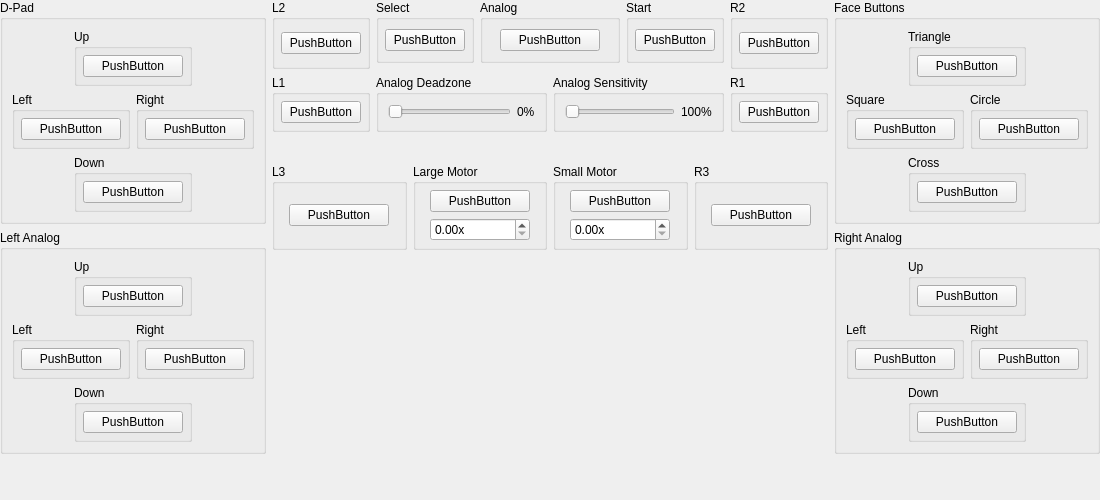
Before: the Qt Designer form pcsx2-qt/Settings/ControllerBindingWidget_DualShock2.ui in PCSX2/pcsx2, drawn with Qt 5.
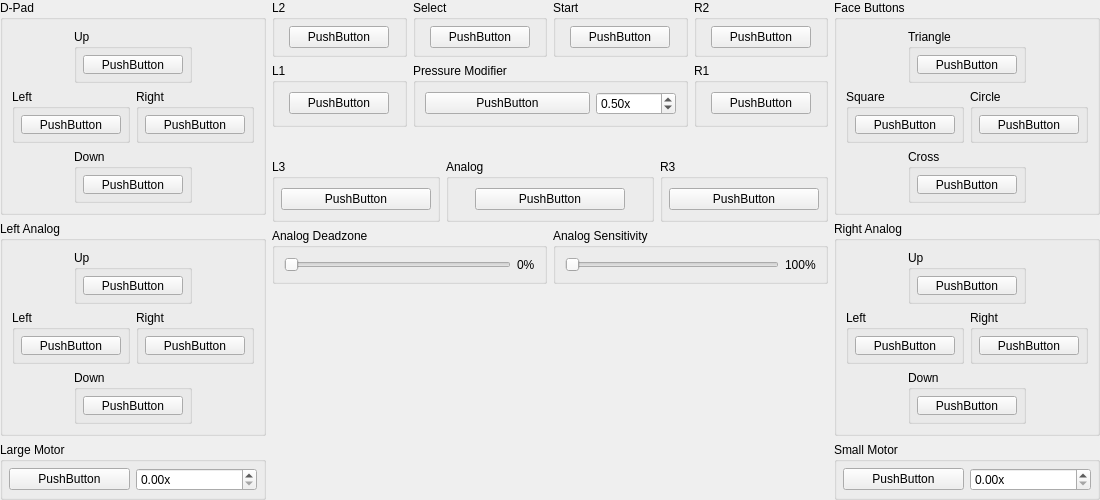
After: the same form once the commit is applied. Icons and pictures are not drawn. Custom widgets are drawn as their Qt base class.

Commit message: Qt: Add pressure modifier button for pads

```diff
--- a/pcsx2-qt/Settings/ControllerBindingWidget_DualShock2.ui
+++ b/pcsx2-qt/Settings/ControllerBindingWidget_DualShock2.ui
@@ -25,7 +25,7 @@
   <property name="windowTitle">
    <string>Form</string>
   </property>
-  <layout class="QHBoxLayout" name="horizontalLayout">
+  <layout class="QGridLayout" name="gridLayout_35">
    <property name="leftMargin">
     <number>0</number>
    </property>
@@ -38,7 +38,7 @@
    <property name="bottomMargin">
     <number>0</number>
    </property>
-   <item>
+   <item row="0" column="0" rowspan="3">
     <layout class="QVBoxLayout" name="verticalLayout_2">
      <item>
       <widget class="QGroupBox" name="groupBox">
@@ -378,6 +378,65 @@
        </layout>
       </widget>
      </item>
+     <item>
+      <widget class="QGroupBox" name="groupBox_29">
+       <property name="title">
+        <string>Large Motor</string>
+       </property>
+       <layout class="QGridLayout" name="gridLayout_30">
+        <property name="leftMargin">
+         <number>6</number>
+        </property>
+        <property name="topMargin">
+         <number>6</number>
+        </property>
+        <property name="rightMargin">
+         <number>6</number>
+        </property>
+        <property name="bottomMargin">
+         <number>6</number>
+        </property>
+        <item row="0" column="0">
+         <widget class="InputVibrationBindingWidget" name="LargeMotor">
+          <property name="minimumSize">
+           <size>
+            <width>100</width>
+            <height>0</height>
+           </size>
+          </property>
+          <property name="maximumSize">
+           <size>
+            <width>16777215</width>
+            <height>16777215</height>
+           </size>
+          </property>
+          <property name="text">
+           <string>PushButton</string>
+          </property>
+         </widget>
+        </item>
+        <item row="0" column="1">
+         <widget class="QDoubleSpinBox" name="LargeMotorScale">
+          <property name="minimumSize">
+           <size>
+            <width>80</width>
+            <height>0</height>
+           </size>
+          </property>
+          <property name="suffix">
+           <string>x</string>
+          </property>
+          <property name="maximum">
+           <double>3.000000000000000</double>
+          </property>
+          <property name="singleStep">
+           <double>0.100000000000000</double>
+          </property>
+         </widget>
+        </item>
+       </layout>
+      </widget>
+     </item>
      <item>
       <spacer name="verticalSpacer_5">
        <property name="orientation">
@@ -393,45 +452,9 @@
      </item>
     </layout>
    </item>
-   <item>
-    <layout class="QVBoxLayout" name="verticalLayout_3">
-     <item>
+   <item row="0" column="1">
       <layout class="QGridLayout" name="gridLayout_27">
-       <item row="2" column="0" rowspan="2">
-        <widget class="QGroupBox" name="groupBox_22">
-         <property name="title">
-          <string>L1</string>
-         </property>
-         <layout class="QGridLayout" name="gridLayout_22">
-          <property name="leftMargin">
-           <number>6</number>
-          </property>
-          <property name="topMargin">
-           <number>6</number>
-          </property>
-          <property name="rightMargin">
-           <number>6</number>
-          </property>
-          <property name="bottomMargin">
-           <number>6</number>
-          </property>
           <item row="0" column="0">
-           <widget class="InputBindingWidget" name="L1">
-            <property name="maximumSize">
-             <size>
-              <width>100</width>
-              <height>16777215</height>
-             </size>
-            </property>
-            <property name="text">
-             <string>PushButton</string>
-            </property>
-           </widget>
-          </item>
-         </layout>
-        </widget>
-       </item>
-       <item row="0" column="0" rowspan="2">
         <widget class="QGroupBox" name="groupBox_21">
          <property name="title">
           <string>L2</string>
@@ -465,108 +488,6 @@
          </layout>
         </widget>
        </item>
-       <item row="2" column="5" rowspan="2">
-        <widget class="QGroupBox" name="groupBox_24">
-         <property name="title">
-          <string>R1</string>
-         </property>
-         <layout class="QGridLayout" name="gridLayout_24">
-          <property name="leftMargin">
-           <number>6</number>
-          </property>
-          <property name="topMargin">
-           <number>6</number>
-          </property>
-          <property name="rightMargin">
-           <number>6</number>
-          </property>
-          <property name="bottomMargin">
-           <number>6</number>
-          </property>
-          <item row="0" column="0">
-           <widget class="InputBindingWidget" name="R1">
-            <property name="maximumSize">
-             <size>
-              <width>100</width>
-              <height>16777215</height>
-             </size>
-            </property>
-            <property name="text">
-             <string>PushButton</string>
-            </property>
-           </widget>
-          </item>
-         </layout>
-        </widget>
-       </item>
-       <item row="0" column="5" rowspan="2">
-        <widget class="QGroupBox" name="groupBox_23">
-         <property name="title">
-          <string>R2</string>
-         </property>
-         <layout class="QGridLayout" name="gridLayout_23">
-          <property name="leftMargin">
-           <number>6</number>
-          </property>
-          <property name="topMargin">
-           <number>6</number>
-          </property>
-          <property name="rightMargin">
-           <number>6</number>
-          </property>
-          <property name="bottomMargin">
-           <number>6</number>
-          </property>
-          <item row="0" column="0">
-           <widget class="InputBindingWidget" name="R2">
-            <property name="maximumSize">
-             <size>
-              <width>100</width>
-              <height>16777215</height>
-             </size>
-            </property>
-            <property name="text">
-             <string>PushButton</string>
-            </property>
-           </widget>
-          </item>
-         </layout>
-        </widget>
-       </item>
-       <item row="0" column="4">
-        <widget class="QGroupBox" name="groupBox_26">
-         <property name="title">
-          <string>Start</string>
-         </property>
-         <layout class="QGridLayout" name="gridLayout_26">
-          <property name="leftMargin">
-           <number>6</number>
-          </property>
-          <property name="topMargin">
-           <number>6</number>
-          </property>
-          <property name="rightMargin">
-           <number>6</number>
-          </property>
-          <property name="bottomMargin">
-           <number>6</number>
-          </property>
-          <item row="0" column="0">
-           <widget class="InputBindingWidget" name="Start">
-            <property name="maximumSize">
-             <size>
-              <width>100</width>
-              <height>16777215</height>
-             </size>
-            </property>
-            <property name="text">
-             <string>PushButton</string>
-            </property>
-           </widget>
-          </item>
-         </layout>
-        </widget>
-       </item>
        <item row="0" column="1">
         <widget class="QGroupBox" name="groupBox_25">
          <property name="title">
@@ -601,198 +522,12 @@
          </layout>
         </widget>
        </item>
-       <item row="0" column="2" colspan="2">
-        <widget class="QGroupBox" name="groupBox_31">
-         <property name="title">
-          <string>Analog</string>
-         </property>
-         <layout class="QGridLayout" name="gridLayout_33">
-          <item row="0" column="0">
-           <widget class="InputBindingWidget" name="Analog">
-            <property name="maximumSize">
-             <size>
-              <width>100</width>
-              <height>16777215</height>
-             </size>
-            </property>
-            <property name="text">
-             <string>PushButton</string>
-            </property>
-           </widget>
-          </item>
-         </layout>
-        </widget>
-       </item>
-       <item row="2" column="3" rowspan="2" colspan="2">
-        <widget class="QGroupBox" name="groupBox_30">
-         <property name="title">
-          <string>Analog Sensitivity</string>
-         </property>
-         <layout class="QHBoxLayout" name="horizontalLayout_2">
-          <item>
-           <widget class="QSlider" name="AxisScale">
-            <property name="maximum">
-             <number>200</number>
-            </property>
-            <property name="orientation">
-             <enum>Qt::Horizontal</enum>
-            </property>
-           </widget>
-          </item>
-          <item>
-           <widget class="QLabel" name="AxisScaleLabel">
-            <property name="text">
-             <string>100%</string>
-            </property>
-           </widget>
-          </item>
-         </layout>
-        </widget>
-       </item>
-       <item row="2" column="1" rowspan="2" colspan="2">
-        <widget class="QGroupBox" name="groupBox_33">
-         <property name="title">
-          <string>Analog Deadzone</string>
-         </property>
-         <layout class="QHBoxLayout" name="horizontalLayout_3">
-          <item>
-           <widget class="QSlider" name="Deadzone">
-            <property name="maximum">
-             <number>100</number>
-            </property>
-            <property name="orientation">
-             <enum>Qt::Horizontal</enum>
-            </property>
-           </widget>
-          </item>
-          <item>
-           <widget class="QLabel" name="DeadzoneLabel">
-            <property name="text">
-             <string>0%</string>
-            </property>
-           </widget>
-          </item>
-         </layout>
-        </widget>
-       </item>
-      </layout>
-     </item>
-     <item>
-      <layout class="QHBoxLayout" name="horizontalLayout_4">
-       <item>
-        <spacer name="horizontalSpacer">
-         <property name="orientation">
-          <enum>Qt::Horizontal</enum>
-         </property>
-         <property name="sizeHint" stdset="0">
-          <size>
-           <width>40</width>
-           <height>20</height>
-          </size>
-         </property>
-        </spacer>
-       </item>
-       <item>
-        <widget class="QLabel" name="label">
-         <property name="sizePolicy">
-          <sizepolicy hsizetype="Fixed" vsizetype="Fixed">
-           <horstretch>0</horstretch>
-           <verstretch>0</verstretch>
-          </sizepolicy>
-         </property>
-         <property name="maximumSize">
-          <size>
-           <width>400</width>
-           <height>266</height>
-          </size>
-         </property>
-         <property name="text">
-          <string/>
-         </property>
-         <property name="pixmap">
-          <pixmap resource="../resources/resources.qrc">:/images/dualshock-2.png</pixmap>
-         </property>
-         <property name="scaledContents">
-          <bool>true</bool>
-         </property>
-        </widget>
-       </item>
-       <item>
-        <spacer name="horizontalSpacer_2">
-         <property name="orientation">
-          <enum>Qt::Horizontal</enum>
-         </property>
-         <property name="sizeHint" stdset="0">
-          <size>
-           <width>40</width>
-           <height>20</height>
-          </size>
-         </property>
-        </spacer>
-       </item>
-      </layout>
-     </item>
-     <item>
-      <layout class="QGridLayout" name="gridLayout_32">
-       <item row="0" column="1">
-        <widget class="QGroupBox" name="groupBox_29">
-         <property name="title">
-          <string>Large Motor</string>
-         </property>
-         <layout class="QGridLayout" name="gridLayout_30">
-          <property name="leftMargin">
-           <number>6</number>
-          </property>
-          <property name="topMargin">
-           <number>6</number>
-          </property>
-          <property name="rightMargin">
-           <number>6</number>
-          </property>
-          <property name="bottomMargin">
-           <number>6</number>
-          </property>
-          <item row="1" column="0">
-           <widget class="QDoubleSpinBox" name="LargeMotorScale">
-            <property name="suffix">
-             <string>x</string>
-            </property>
-            <property name="maximum">
-             <double>3.000000000000000</double>
-            </property>
-            <property name="singleStep">
-             <double>0.100000000000000</double>
-            </property>
-           </widget>
-          </item>
-          <item row="0" column="0">
-           <widget class="InputVibrationBindingWidget" name="LargeMotor">
-            <property name="minimumSize">
-             <size>
-              <width>100</width>
-              <height>0</height>
-             </size>
-            </property>
-            <property name="maximumSize">
-             <size>
-              <width>100</width>
-              <height>16777215</height>
-             </size>
-            </property>
-            <property name="text">
-             <string>PushButton</string>
-            </property>
-           </widget>
-          </item>
-         </layout>
-        </widget>
-       </item>
        <item row="0" column="2">
-        <widget class="QGroupBox" name="groupBox_32">
+      <widget class="QGroupBox" name="groupBox_26">
          <property name="title">
-          <string>Small Motor</string>
-         </property>
-         <layout class="QGridLayout" name="gridLayout_31">
+        <string>Start</string>
+       </property>
+       <layout class="QGridLayout" name="gridLayout_26">
           <property name="leftMargin">
            <number>6</number>
           </property>
@@ -806,13 +541,41 @@
            <number>6</number>
           </property>
           <item row="0" column="0">
-           <widget class="InputVibrationBindingWidget" name="SmallMotor">
-            <property name="minimumSize">
+         <widget class="InputBindingWidget" name="Start">
+          <property name="maximumSize">
              <size>
               <width>100</width>
-              <height>0</height>
-             </size>
-            </property>
+            <height>16777215</height>
+           </size>
+          </property>
+          <property name="text">
+           <string>PushButton</string>
+          </property>
+         </widget>
+        </item>
+       </layout>
+      </widget>
+     </item>
+     <item row="0" column="3">
+      <widget class="QGroupBox" name="groupBox_23">
+       <property name="title">
+        <string>R2</string>
+       </property>
+       <layout class="QGridLayout" name="gridLayout_23">
+        <property name="leftMargin">
+         <number>6</number>
+        </property>
+        <property name="topMargin">
+         <number>6</number>
+        </property>
+        <property name="rightMargin">
+         <number>6</number>
+        </property>
+        <property name="bottomMargin">
+         <number>6</number>
+        </property>
+        <item row="0" column="0">
+         <widget class="InputBindingWidget" name="R2">
             <property name="maximumSize">
              <size>
               <width>100</width>
@@ -822,44 +585,81 @@
             <property name="text">
              <string>PushButton</string>
             </property>
+         </widget>
+        </item>
+       </layout>
            </widget>
           </item>
           <item row="1" column="0">
-           <widget class="QDoubleSpinBox" name="SmallMotorScale">
+      <widget class="QGroupBox" name="groupBox_22">
+       <property name="title">
+        <string>L1</string>
+       </property>
+       <layout class="QGridLayout" name="gridLayout_22">
+        <property name="leftMargin">
+         <number>6</number>
+        </property>
+        <property name="topMargin">
+         <number>6</number>
+        </property>
+        <property name="rightMargin">
+         <number>6</number>
+        </property>
+        <property name="bottomMargin">
+         <number>6</number>
+        </property>
+        <item row="0" column="0">
+         <widget class="InputBindingWidget" name="L1">
+          <property name="maximumSize">
+           <size>
+            <width>100</width>
+            <height>16777215</height>
+           </size>
+          </property>
+          <property name="text">
+           <string>PushButton</string>
+          </property>
+         </widget>
+        </item>
+       </layout>
+      </widget>
+     </item>
+     <item row="1" column="1" colspan="2">
+      <widget class="QGroupBox" name="groupBox_34">
+       <property name="title">
+        <string>Pressure Modifier</string>
+       </property>
+       <layout class="QGridLayout" name="gridLayout_34">
+        <item row="0" column="1">
+         <widget class="QDoubleSpinBox" name="PressureModifier">
+          <property name="minimumSize">
+           <size>
+            <width>80</width>
+            <height>0</height>
+           </size>
+          </property>
             <property name="suffix">
              <string>x</string>
             </property>
             <property name="maximum">
-             <double>3.000000000000000</double>
+           <double>1.000000000000000</double>
             </property>
             <property name="singleStep">
-             <double>0.100000000000000</double>
-            </property>
-           </widget>
-          </item>
-         </layout>
-        </widget>
-       </item>
-       <item row="0" column="3">
-        <widget class="QGroupBox" name="groupBox_28">
-         <property name="title">
-          <string>R3</string>
-         </property>
-         <layout class="QGridLayout" name="gridLayout_29">
-          <property name="leftMargin">
-           <number>6</number>
-          </property>
-          <property name="topMargin">
-           <number>6</number>
-          </property>
-          <property name="rightMargin">
-           <number>6</number>
-          </property>
-          <property name="bottomMargin">
-           <number>6</number>
-          </property>
+           <double>0.010000000000000</double>
+          </property>
+          <property name="value">
+           <double>0.500000000000000</double>
+          </property>
+         </widget>
+        </item>
           <item row="0" column="0">
-           <widget class="InputBindingWidget" name="R3">
+         <widget class="InputBindingWidget" name="Pressure">
+          <property name="sizePolicy">
+           <sizepolicy hsizetype="Expanding" vsizetype="Fixed">
+            <horstretch>0</horstretch>
+            <verstretch>0</verstretch>
+           </sizepolicy>
+          </property>
             <property name="minimumSize">
              <size>
               <width>100</width>
@@ -868,7 +668,7 @@
             </property>
             <property name="maximumSize">
              <size>
-              <width>100</width>
+            <width>16777215</width>
               <height>16777215</height>
              </size>
             </property>
@@ -880,12 +680,12 @@
          </layout>
         </widget>
        </item>
-       <item row="0" column="0">
-        <widget class="QGroupBox" name="groupBox_27">
+     <item row="1" column="3">
+      <widget class="QGroupBox" name="groupBox_24">
          <property name="title">
-          <string>L3</string>
-         </property>
-         <layout class="QGridLayout" name="gridLayout_28">
+        <string>R1</string>
+       </property>
+       <layout class="QGridLayout" name="gridLayout_24">
           <property name="leftMargin">
            <number>6</number>
           </property>
@@ -899,13 +699,7 @@
            <number>6</number>
           </property>
           <item row="0" column="0">
-           <widget class="InputBindingWidget" name="L3">
-            <property name="minimumSize">
-             <size>
-              <width>100</width>
-              <height>0</height>
-             </size>
-            </property>
+         <widget class="InputBindingWidget" name="R1">
             <property name="maximumSize">
              <size>
               <width>100</width>
@@ -920,24 +714,9 @@
          </layout>
         </widget>
        </item>
-       <item row="1" column="0" colspan="4">
-        <spacer name="verticalSpacer">
-         <property name="orientation">
-          <enum>Qt::Vertical</enum>
-         </property>
-         <property name="sizeHint" stdset="0">
-          <size>
-           <width>20</width>
-           <height>40</height>
-          </size>
-         </property>
-        </spacer>
-       </item>
-      </layout>
-     </item>
-    </layout>
-   </item>
-   <item>
+    </layout>
+   </item>
+   <item row="0" column="2" rowspan="3">
     <layout class="QVBoxLayout" name="verticalLayout">
      <item>
       <widget class="QGroupBox" name="groupBox_16">
@@ -1114,46 +893,6 @@
         <string>Right Analog</string>
        </property>
        <layout class="QGridLayout" name="gridLayout_11">
-        <item row="3" column="1" colspan="2">
-         <widget class="QGroupBox" name="groupBox_12">
-          <property name="title">
-           <string>Down</string>
-          </property>
-          <layout class="QGridLayout" name="gridLayout_12">
-           <property name="leftMargin">
-            <number>6</number>
-           </property>
-           <property name="topMargin">
-            <number>6</number>
-           </property>
-           <property name="rightMargin">
-            <number>6</number>
-           </property>
-           <property name="bottomMargin">
-            <number>6</number>
-           </property>
-           <item row="0" column="0">
-            <widget class="InputBindingWidget" name="RDown">
-             <property name="minimumSize">
-              <size>
-               <width>100</width>
-               <height>0</height>
-              </size>
-             </property>
-             <property name="maximumSize">
-              <size>
-               <width>100</width>
-               <height>16777215</height>
-              </size>
-             </property>
-             <property name="text">
-              <string>PushButton</string>
-             </property>
-            </widget>
-           </item>
-          </layout>
-         </widget>
-        </item>
         <item row="2" column="0" colspan="2">
          <widget class="QGroupBox" name="groupBox_13">
           <property name="title">
@@ -1194,12 +933,12 @@
           </layout>
          </widget>
         </item>
-        <item row="0" column="1" colspan="2">
-         <widget class="QGroupBox" name="groupBox_14">
+        <item row="3" column="1" colspan="2">
+         <widget class="QGroupBox" name="groupBox_12">
           <property name="title">
-           <string>Up</string>
+           <string>Down</string>
           </property>
-          <layout class="QGridLayout" name="gridLayout_14">
+          <layout class="QGridLayout" name="gridLayout_12">
            <property name="leftMargin">
             <number>6</number>
            </property>
@@ -1213,7 +952,7 @@
             <number>6</number>
            </property>
            <item row="0" column="0">
-            <widget class="InputBindingWidget" name="RUp">
+            <widget class="InputBindingWidget" name="RDown">
              <property name="minimumSize">
               <size>
                <width>100</width>
@@ -1274,6 +1013,99 @@
           </layout>
          </widget>
         </item>
+        <item row="0" column="1" colspan="2">
+         <widget class="QGroupBox" name="groupBox_14">
+          <property name="title">
+           <string>Up</string>
+          </property>
+          <layout class="QGridLayout" name="gridLayout_14">
+           <property name="leftMargin">
+            <number>6</number>
+           </property>
+           <property name="topMargin">
+            <number>6</number>
+           </property>
+           <property name="rightMargin">
+            <number>6</number>
+           </property>
+           <property name="bottomMargin">
+            <number>6</number>
+           </property>
+           <item row="0" column="0">
+            <widget class="InputBindingWidget" name="RUp">
+             <property name="minimumSize">
+              <size>
+               <width>100</width>
+               <height>0</height>
+              </size>
+             </property>
+             <property name="maximumSize">
+              <size>
+               <width>100</width>
+               <height>16777215</height>
+              </size>
+             </property>
+             <property name="text">
+              <string>PushButton</string>
+             </property>
+            </widget>
+           </item>
+          </layout>
+         </widget>
+        </item>
+       </layout>
+      </widget>
+     </item>
+     <item>
+      <widget class="QGroupBox" name="groupBox_32">
+       <property name="title">
+        <string>Small Motor</string>
+       </property>
+       <layout class="QGridLayout" name="gridLayout_31">
+        <property name="leftMargin">
+         <number>6</number>
+        </property>
+        <property name="topMargin">
+         <number>6</number>
+        </property>
+        <property name="rightMargin">
+         <number>6</number>
+        </property>
+        <property name="bottomMargin">
+         <number>6</number>
+        </property>
+        <item row="0" column="0">
+         <widget class="InputVibrationBindingWidget" name="SmallMotor">
+          <property name="minimumSize">
+           <size>
+            <width>100</width>
+            <height>0</height>
+           </size>
+          </property>
+          <property name="maximumSize">
+           <size>
+            <width>16777215</width>
+            <height>16777215</height>
+           </size>
+          </property>
+          <property name="text">
+           <string>PushButton</string>
+          </property>
+         </widget>
+        </item>
+        <item row="0" column="1">
+         <widget class="QDoubleSpinBox" name="SmallMotorScale">
+          <property name="suffix">
+           <string>x</string>
+          </property>
+          <property name="maximum">
+           <double>3.000000000000000</double>
+          </property>
+          <property name="singleStep">
+           <double>0.100000000000000</double>
+          </property>
+         </widget>
+        </item>
        </layout>
       </widget>
      </item>
@@ -1292,6 +1124,232 @@
      </item>
     </layout>
    </item>
+   <item row="1" column="1">
+    <layout class="QHBoxLayout" name="horizontalLayout_4">
+     <item>
+      <spacer name="horizontalSpacer">
+       <property name="orientation">
+        <enum>Qt::Horizontal</enum>
+       </property>
+       <property name="sizeHint" stdset="0">
+        <size>
+         <width>40</width>
+         <height>20</height>
+        </size>
+       </property>
+      </spacer>
+     </item>
+     <item>
+      <widget class="QLabel" name="label">
+       <property name="sizePolicy">
+        <sizepolicy hsizetype="Fixed" vsizetype="Fixed">
+         <horstretch>0</horstretch>
+         <verstretch>0</verstretch>
+        </sizepolicy>
+       </property>
+       <property name="maximumSize">
+        <size>
+         <width>400</width>
+         <height>266</height>
+        </size>
+       </property>
+       <property name="text">
+        <string/>
+       </property>
+       <property name="pixmap">
+        <pixmap resource="../resources/resources.qrc">:/images/dualshock-2.png</pixmap>
+       </property>
+       <property name="scaledContents">
+        <bool>true</bool>
+       </property>
+      </widget>
+     </item>
+     <item>
+      <spacer name="horizontalSpacer_2">
+       <property name="orientation">
+        <enum>Qt::Horizontal</enum>
+       </property>
+       <property name="sizeHint" stdset="0">
+        <size>
+         <width>40</width>
+         <height>20</height>
+        </size>
+       </property>
+      </spacer>
+     </item>
+    </layout>
+   </item>
+   <item row="2" column="1">
+    <layout class="QGridLayout" name="gridLayout_32">
+     <item row="0" column="0">
+      <widget class="QGroupBox" name="groupBox_27">
+       <property name="title">
+        <string>L3</string>
+       </property>
+       <layout class="QGridLayout" name="gridLayout_28">
+        <property name="leftMargin">
+         <number>6</number>
+        </property>
+        <property name="topMargin">
+         <number>6</number>
+        </property>
+        <property name="rightMargin">
+         <number>6</number>
+        </property>
+        <property name="bottomMargin">
+         <number>6</number>
+        </property>
+        <item row="0" column="0">
+         <widget class="InputBindingWidget" name="L3">
+          <property name="minimumSize">
+           <size>
+            <width>150</width>
+            <height>0</height>
+           </size>
+          </property>
+          <property name="maximumSize">
+           <size>
+            <width>100</width>
+            <height>16777215</height>
+           </size>
+          </property>
+          <property name="text">
+           <string>PushButton</string>
+          </property>
+         </widget>
+        </item>
+       </layout>
+      </widget>
+     </item>
+     <item row="2" column="0" colspan="4">
+      <spacer name="verticalSpacer">
+       <property name="orientation">
+        <enum>Qt::Vertical</enum>
+       </property>
+       <property name="sizeHint" stdset="0">
+        <size>
+         <width>20</width>
+         <height>40</height>
+        </size>
+       </property>
+      </spacer>
+     </item>
+     <item row="0" column="3">
+      <widget class="QGroupBox" name="groupBox_28">
+       <property name="title">
+        <string>R3</string>
+       </property>
+       <layout class="QGridLayout" name="gridLayout_29">
+        <property name="leftMargin">
+         <number>6</number>
+        </property>
+        <property name="topMargin">
+         <number>6</number>
+        </property>
+        <property name="rightMargin">
+         <number>6</number>
+        </property>
+        <property name="bottomMargin">
+         <number>6</number>
+        </property>
+        <item row="0" column="0">
+         <widget class="InputBindingWidget" name="R3">
+          <property name="minimumSize">
+           <size>
+            <width>150</width>
+            <height>0</height>
+           </size>
+          </property>
+          <property name="maximumSize">
+           <size>
+            <width>100</width>
+            <height>16777215</height>
+           </size>
+          </property>
+          <property name="text">
+           <string>PushButton</string>
+          </property>
+         </widget>
+        </item>
+       </layout>
+      </widget>
+     </item>
+     <item row="1" column="2" colspan="2">
+      <widget class="QGroupBox" name="groupBox_30">
+       <property name="title">
+        <string>Analog Sensitivity</string>
+       </property>
+       <layout class="QHBoxLayout" name="horizontalLayout_2">
+        <item>
+         <widget class="QSlider" name="AxisScale">
+          <property name="maximum">
+           <number>200</number>
+          </property>
+          <property name="orientation">
+           <enum>Qt::Horizontal</enum>
+          </property>
+         </widget>
+        </item>
+        <item>
+         <widget class="QLabel" name="AxisScaleLabel">
+          <property name="text">
+           <string>100%</string>
+          </property>
+         </widget>
+        </item>
+       </layout>
+      </widget>
+     </item>
+     <item row="1" column="0" colspan="2">
+      <widget class="QGroupBox" name="groupBox_33">
+       <property name="title">
+        <string>Analog Deadzone</string>
+       </property>
+       <layout class="QHBoxLayout" name="horizontalLayout_3">
+        <item>
+         <widget class="QSlider" name="Deadzone">
+          <property name="maximum">
+           <number>100</number>
+          </property>
+          <property name="orientation">
+           <enum>Qt::Horizontal</enum>
+          </property>
+         </widget>
+        </item>
+        <item>
+         <widget class="QLabel" name="DeadzoneLabel">
+          <property name="text">
+           <string>0%</string>
+          </property>
+         </widget>
+        </item>
+       </layout>
+      </widget>
+     </item>
+     <item row="0" column="1" colspan="2">
+      <widget class="QGroupBox" name="groupBox_31">
+       <property name="title">
+        <string>Analog</string>
+       </property>
+       <layout class="QGridLayout" name="gridLayout_33">
+        <item row="0" column="0">
+         <widget class="InputBindingWidget" name="Analog">
+          <property name="maximumSize">
+           <size>
+            <width>150</width>
+            <height>16777215</height>
+           </size>
+          </property>
+          <property name="text">
+           <string>PushButton</string>
+          </property>
+         </widget>
+        </item>
+       </layout>
+      </widget>
+     </item>
+    </layout>
+   </item>
   </layout>
  </widget>
  <customwidgets>
```
Lines whose indentation alone changed are shown as unchanged. The commit also changes 6 other files.
